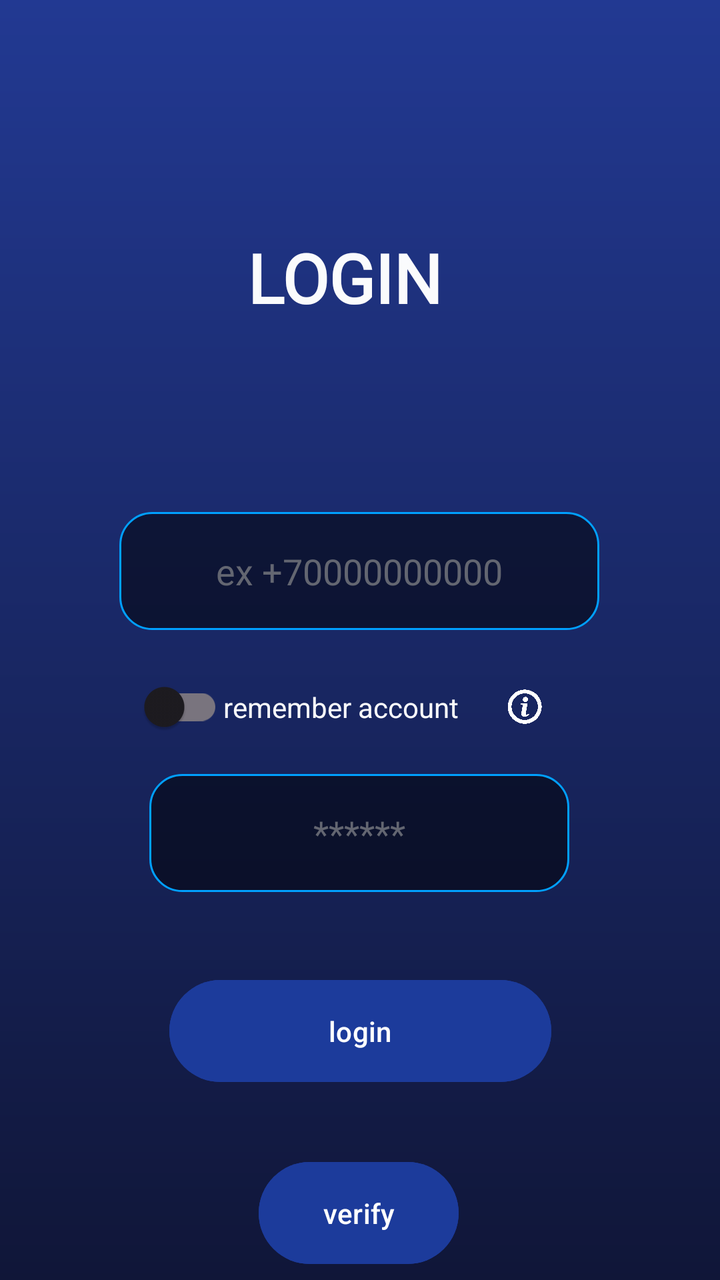
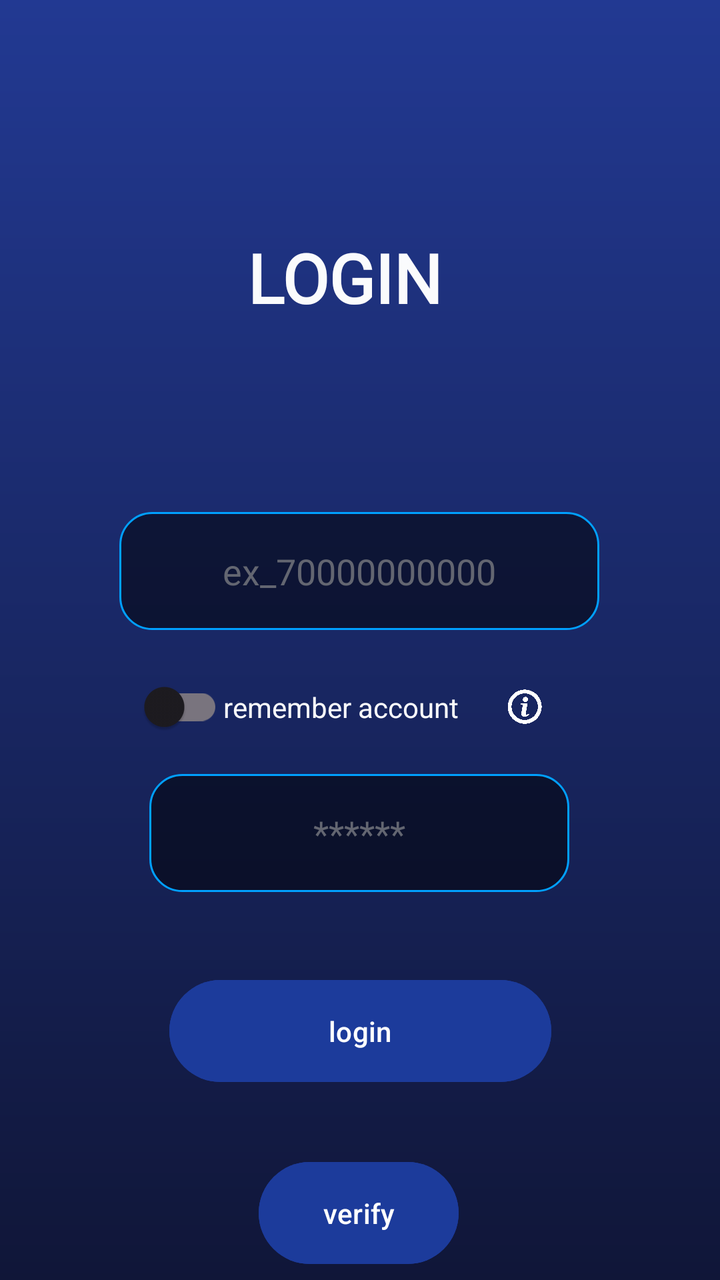

Before-and-after screenshots of an Android layout around one commit, followed by the original layout XML and the change that was made.
<!-- AndroidManifest.xml: application theme Theme.Lasttele -->
<!-- res/layout/activity_main.xml -->
<?xml version="1.0" encoding="utf-8"?>
<androidx.constraintlayout.widget.ConstraintLayout xmlns:android="http://schemas.android.com/apk/res/android"
    xmlns:app="http://schemas.android.com/apk/res-auto"
    xmlns:tools="http://schemas.android.com/tools"
    android:id="@+id/main"
    android:layout_width="match_parent"
    android:layout_height="match_parent"
    android:background="@drawable/gradient_background"
    android:orientation="vertical"
    tools:context=".MainActivity">


    <Button
        android:id="@+id/button123"
        android:layout_width="191dp"
        android:layout_height="59dp"
        android:backgroundTint="#1C3B9B"
        android:color="#1C3B9B"
        android:onClick="onBtnClick"
        android:padding="16dp"
        android:text="@string/login"
        app:layout_constraintBottom_toBottomOf="parent"
        app:layout_constraintEnd_toEndOf="parent"
        app:layout_constraintStart_toStartOf="parent"
        app:layout_constraintTop_toBottomOf="@+id/codeid"
        app:layout_constraintVertical_bias="0.297" />

    <EditText
        android:id="@+id/editTextPhone2"
        android:layout_width="240dp"
        android:layout_height="59dp"
        android:layout_marginTop="256dp"
        android:background="@drawable/rounded_edittext"
        android:fontFamily="@font/inter_bold"
        android:hint="@string/ex_70000000000"
        android:textAlignment="center"
        android:textColor="#FFFFFF"
        android:textColorHint="#636671"
        android:textColorLink="#2C2C45"
        app:layout_constraintEnd_toEndOf="parent"
        app:layout_constraintHorizontal_bias="0.497"
        app:layout_constraintStart_toStartOf="parent"
        app:layout_constraintTop_toTopOf="parent" />


    <EditText
        android:id="@+id/codeid"
        android:layout_width="210dp"
        android:layout_height="59dp"
        android:layout_marginTop="72dp"
        android:background="@drawable/rounded_edittext"
        android:ems="10"
        android:fontFamily="@font/inter_bold"
        android:hint=" ****** "
        android:inputType="text"
        android:textAlignment="center"
        android:textColor="#FFFFFF"
        android:textColorHint="#636671"
        app:layout_constraintEnd_toEndOf="parent"
        app:layout_constraintHorizontal_bias="0.497"
        app:layout_constraintStart_toStartOf="parent"
        app:layout_constraintTop_toBottomOf="@+id/editTextPhone2" />

    <Button
        android:id="@+id/verifyid"
        android:layout_width="100dp"
        android:layout_height="59dp"
        android:layout_marginTop="32dp"
        android:backgroundTint="#1C3B9B"
        android:onClick="onCodeClick"
        android:text="verify"
        app:layout_constraintEnd_toEndOf="parent"
        app:layout_constraintHorizontal_bias="0.498"
        app:layout_constraintStart_toStartOf="parent"
        app:layout_constraintTop_toBottomOf="@+id/button123" />

    <TextView
        android:id="@+id/textView"
        android:layout_width="112dp"
        android:layout_height="56dp"
        android:layout_marginTop="116dp"
        android:fontFamily="@font/inter_bold"
        android:text="LOGIN"
        android:textColor="#FAFFFFFF"
        android:textSize="34sp"
        android:textStyle="bold"
        app:layout_constraintEnd_toEndOf="parent"
        app:layout_constraintHorizontal_bias="0.498"
        app:layout_constraintStart_toStartOf="parent"
        app:layout_constraintTop_toTopOf="parent" />

    <ProgressBar
        android:id="@+id/progressBar2"
        style="?android:attr/progressBarStyle"
        android:layout_width="wrap_content"
        android:layout_height="wrap_content"
        android:layout_marginTop="52dp"
        android:visibility="invisible"
        app:layout_constraintBottom_toBottomOf="parent"
        app:layout_constraintEnd_toEndOf="parent"
        app:layout_constraintHorizontal_bias="0.498"
        app:layout_constraintStart_toStartOf="parent"
        app:layout_constraintTop_toBottomOf="@+id/verifyid"
        app:layout_constraintVertical_bias="0.0" />


    <LinearLayout
        android:layout_width="231dp"
        android:layout_height="67dp"
        android:layout_marginStart="4dp"
        android:layout_marginTop="5dp"
        android:orientation="horizontal"
        android:paddingTop="10dp"
        android:paddingBottom="10dp"
        app:layout_constraintBottom_toTopOf="@+id/codeid"
        app:layout_constraintStart_toStartOf="@+id/editTextPhone2"
        app:layout_constraintTop_toBottomOf="@+id/editTextPhone2"
        app:layout_constraintVertical_bias="0.0">

        <androidx.appcompat.widget.SwitchCompat xmlns:android="http://schemas.android.com/apk/res/android"
            xmlns:app="http://schemas.android.com/apk/res-auto"
            xmlns:tools="http://schemas.android.com/tools"
            android:id="@+id/switch1"
            android:layout_width="wrap_content"
            android:layout_height="wrap_content"
            android:textAlignment="viewEnd"
            android:theme="@style/CustomSwitchStyle"
            app:layout_constraintBottom_toTopOf="@+id/codeid"
            app:layout_constraintStart_toStartOf="@+id/editTextPhone2"
            app:layout_constraintTop_toBottomOf="@+id/editTextPhone2"
            tools:ignore="UseSwitchCompatOrMaterialXml" />

        <TextView
            android:layout_width="wrap_content"
            android:layout_height="wrap_content"
            android:text="remember account"
            android:textColor="#FAFFFFFF" />

        <Button
            android:id="@+id/button"
            android:layout_width="64dp"
            android:layout_height="wrap_content"
            android:layout_weight="1"
            android:backgroundTint="#001C3B9B"
            app:icon="@drawable/info" />
    </LinearLayout>





</androidx.constraintlayout.widget.ConstraintLayout>
<!-- resources referenced by this layout -->
<resources>
  <!-- drawable gradient_background (drawable) -->
  <?xml version="1.0" encoding="utf-8"?>
  <shape xmlns:android="http://schemas.android.com/apk/res/android">
      <gradient
          android:startColor="#101638"
          android:endColor="#223992"
          android:angle="90"/>
  </shape>
  <!-- drawable info: png bitmap (drawable, 39900 bytes) -->
  <!-- drawable rounded_edittext (drawable) -->
  <shape xmlns:android="http://schemas.android.com/apk/res/android">
      
      <solid android:color="#80000000" /> 
  
      
      <corners android:radius="16dp" /> 
  
      
      <stroke
          android:width="1dp"
          android:color="#00A0FF" /> 
  </shape>
  <string name="ex_70000000000">ex +70000000000</string>
  <string name="login">login</string>
  <style name="CustomSwitchStyle">
          <item name="android:textColor">@color/switch_text_color</item> 
      </style>
  <style name="Theme.Lasttele" parent="Base.Theme.Lasttele" />
  <style name="Base.Theme.Lasttele" parent="Theme.Material3.DayNight.NoActionBar">
          
  
          
      </style>
</resources>

<!-- the commit's change to res/layout/activity_main.xml (unified diff, before → after) -->
@@ -18,7 +18,7 @@
         android:color="#1C3B9B"
         android:onClick="onBtnClick"
         android:padding="16dp"
-        android:text="@string/login"
+        android:text="login"
         app:layout_constraintBottom_toBottomOf="parent"
         app:layout_constraintEnd_toEndOf="parent"
         app:layout_constraintStart_toStartOf="parent"
@@ -32,7 +32,7 @@
         android:layout_marginTop="256dp"
         android:background="@drawable/rounded_edittext"
         android:fontFamily="@font/inter_bold"
-        android:hint="@string/ex_70000000000"
+        android:hint="ex_70000000000"
         android:textAlignment="center"
         android:textColor="#FFFFFF"
         android:textColorHint="#636671"
@@ -80,7 +80,7 @@
         android:layout_height="56dp"
         android:layout_marginTop="116dp"
         android:fontFamily="@font/inter_bold"
-        android:text="LOGIN"
+        android:text="@string/LOGIN"
         android:textColor="#FAFFFFFF"
         android:textSize="34sp"
         android:textStyle="bold"
<!-- resource entries referenced after the edit -->
@@ -22,8 +22,7 @@
           android:width="1dp"
           android:color="#00A0FF" /> 
   </shape>
-  <string name="ex_70000000000">ex +70000000000</string>
-  <string name="login">login</string>
+  <string name="LOGIN">LOGIN</string>
   <style name="CustomSwitchStyle">
           <item name="android:textColor">@color/switch_text_color</item> 
       </style>
